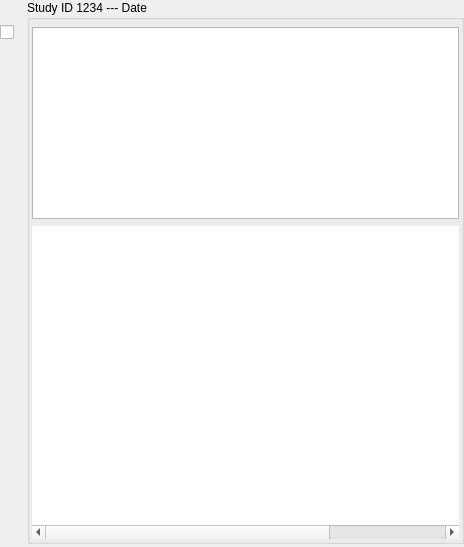
First picture: the form in Libs/DICOM/Widgets/Resources/UI/ctkDICOMStudyItemWidget.ui, repository commontk/CTK, before the edit.
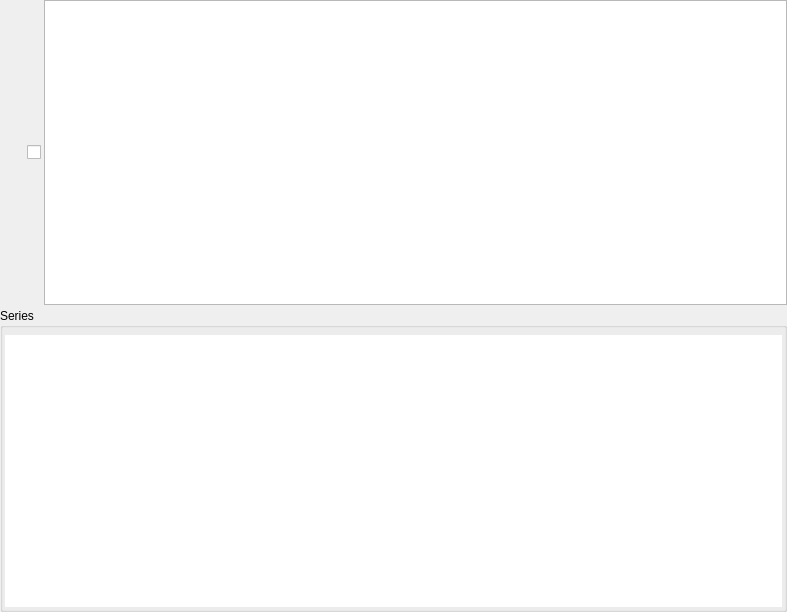
Second picture: the form after the edit. Icons and pictures are not drawn. Custom widgets are drawn as their Qt base class.

Commit message: ENH: Improve study widget layout

Diff of the .ui file:
```diff
--- a/Libs/DICOM/Widgets/Resources/UI/ctkDICOMStudyItemWidget.ui
+++ b/Libs/DICOM/Widgets/Resources/UI/ctkDICOMStudyItemWidget.ui
@@ -6,8 +6,8 @@
    <rect>
     <x>0</x>
     <y>0</y>
-    <width>464</width>
-    <height>547</height>
+    <width>787</width>
+    <height>612</height>
    </rect>
   </property>
   <property name="windowTitle">
@@ -30,7 +30,9 @@
     <number>0</number>
    </property>
    <item>
-    <layout class="QVBoxLayout" name="verticalLayout_3">
+    <layout class="QVBoxLayout" name="verticalLayout">
+     <item>
+      <layout class="QHBoxLayout" name="horizontalLayout_2">
      <item>
       <widget class="ctkPushButton" name="OperationStatusPushButton">
        <property name="sizePolicy">
@@ -71,12 +73,6 @@
          <verstretch>0</verstretch>
         </sizepolicy>
        </property>
-       <property name="iconSize">
-        <size>
-         <width>24</width>
-         <height>24</height>
-        </size>
-       </property>
        <property name="indicatorIcon">
         <iconset resource="ctkDICOMWidget.qrc">
          <normaloff>:/Icons/select_all.svg</normaloff>
@@ -91,22 +87,17 @@
       </widget>
      </item>
      <item>
-      <spacer name="verticalSpacer_2">
-       <property name="orientation">
-        <enum>Qt::Vertical</enum>
-       </property>
-       <property name="sizeHint" stdset="0">
-        <size>
-         <width>20</width>
-         <height>40</height>
-        </size>
-       </property>
-      </spacer>
+        <widget class="ctkFittedTextBrowser" name="StudyDescriptionTextBrowser">
+         <property name="verticalScrollBarPolicy">
+          <enum>Qt::ScrollBarAlwaysOff</enum>
+         </property>
+         <property name="horizontalScrollBarPolicy">
+          <enum>Qt::ScrollBarAlwaysOff</enum>
+         </property>
+        </widget>
      </item>
     </layout>
    </item>
-   <item>
-    <layout class="QVBoxLayout" name="verticalLayout">
      <item>
       <widget class="ctkCollapsibleGroupBox" name="StudyItemCollapsibleGroupBox">
        <property name="sizePolicy">
@@ -115,21 +106,12 @@
          <verstretch>0</verstretch>
         </sizepolicy>
        </property>
-       <property name="minimumSize">
-        <size>
-         <width>0</width>
-         <height>0</height>
-        </size>
-       </property>
        <property name="title">
-        <string>Study ID 1234 --- Date</string>
+        <string>Series</string>
        </property>
        <property name="alignment">
         <set>Qt::AlignLeading|Qt::AlignLeft|Qt::AlignTop</set>
        </property>
-       <property name="flat">
-        <bool>false</bool>
-       </property>
        <property name="checked">
         <bool>true</bool>
        </property>
@@ -165,17 +147,6 @@
           </property>
          </spacer>
         </item>
-        <item>
-         <widget class="ctkFittedTextBrowser" name="StudyDescriptionTextBrowser">
-          <property name="html">
-           <string>&lt;!DOCTYPE HTML PUBLIC &quot;-//W3C//DTD HTML 4.0//EN&quot; &quot;http://www.w3.org/TR/REC-html40/strict.dtd&quot;&gt;
-&lt;html&gt;&lt;head&gt;&lt;meta name=&quot;qrichtext&quot; content=&quot;1&quot; /&gt;&lt;style type=&quot;text/css&quot;&gt;
-p, li { white-space: pre-wrap; }
-&lt;/style&gt;&lt;/head&gt;&lt;body style=&quot; font-family:'Ubuntu Sans'; font-size:11pt; font-weight:400; font-style:normal;&quot;&gt;
-&lt;p style=&quot;-qt-paragraph-type:empty; margin-top:0px; margin-bottom:0px; margin-left:0px; margin-right:0px; -qt-block-indent:0; text-indent:0px; font-family:'Ubuntu'; font-size:12pt;&quot;&gt;&lt;br /&gt;&lt;/p&gt;&lt;/body&gt;&lt;/html&gt;</string>
-          </property>
-         </widget>
-        </item>
         <item>
          <widget class="QTableWidget" name="SeriesListTableWidget">
           <property name="sizePolicy">
@@ -234,9 +205,6 @@
        </layout>
       </widget>
      </item>
-     <item>
-      <widget class="QWidget" name="widget" native="true"/>
-     </item>
     </layout>
    </item>
   </layout>
```
Lines whose indentation alone changed are shown as unchanged. The commit also changes 11 other files.
